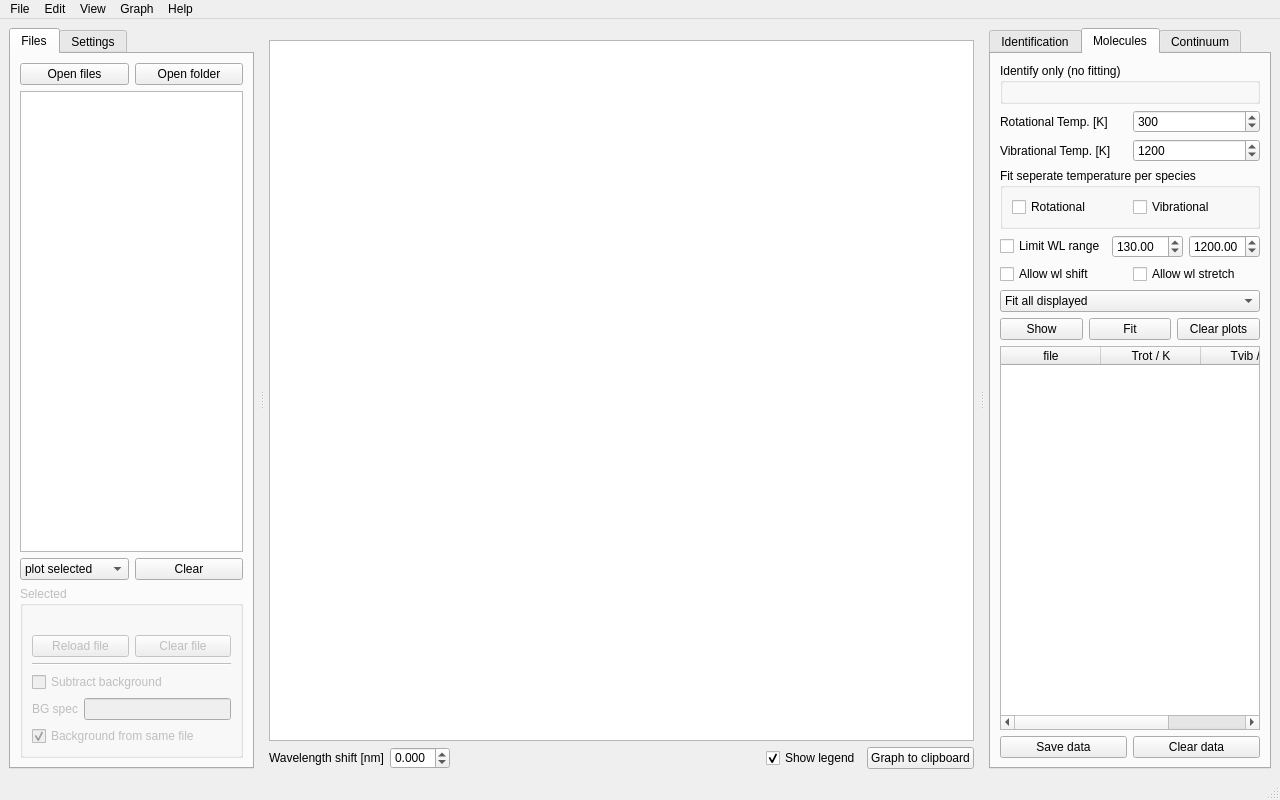
The window that OES_toolbox/ui/main.ui (Julian-Held/OES-toolbox) describes before a commit, drawn with Qt 5.
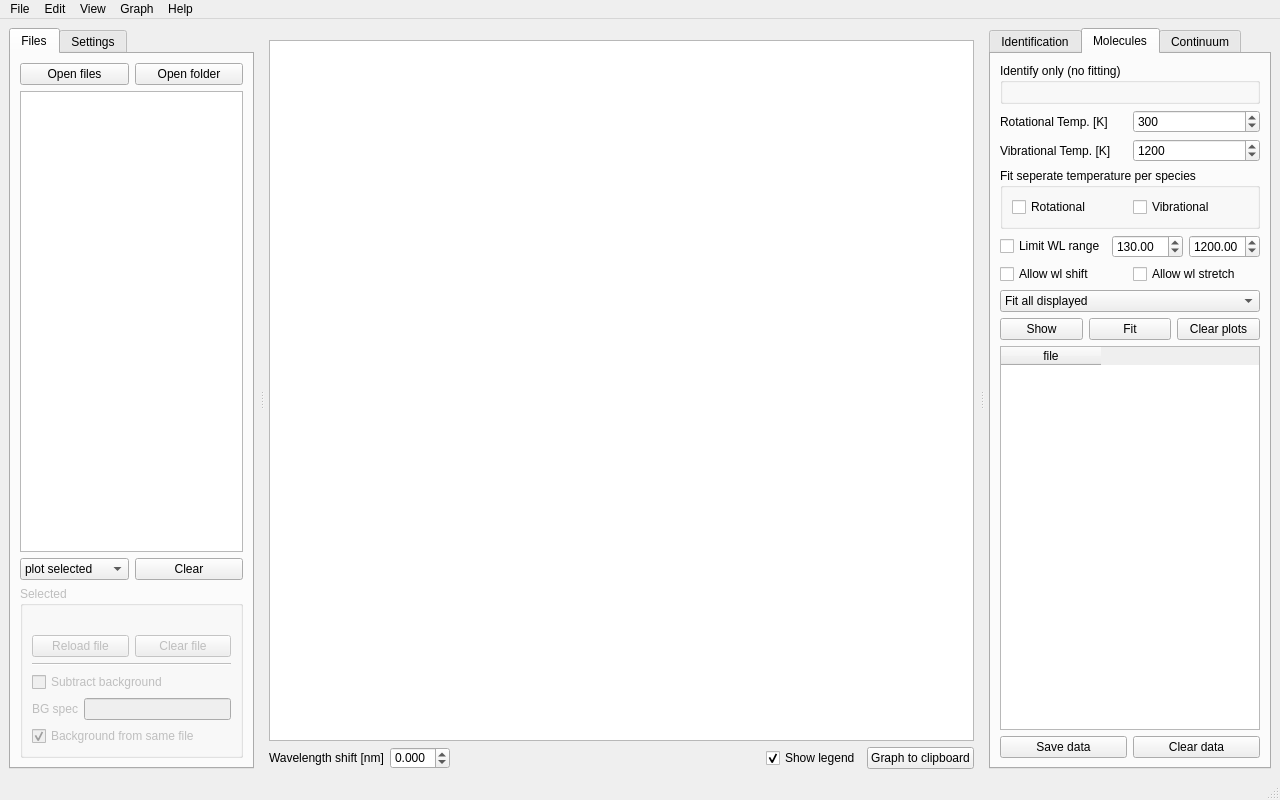
The same window after the commit. The open tabs and pages were chosen to show the change. Icons and pictures are not drawn. Custom widgets are drawn as their Qt base class.

Commit message: Remove the unused default columns for Trot/Tvib from ui file. Defer column name handling to the code rather than the Qt-designer file. Leave the 'file' column

Diff of the .ui file:
```diff
--- a/OES_toolbox/ui/main.ui
+++ b/OES_toolbox/ui/main.ui
@@ -994,16 +994,6 @@
              <string>file</string>
             </property>
            </column>
-           <column>
-            <property name="text">
-             <string>Trot / K</string>
-            </property>
-           </column>
-           <column>
-            <property name="text">
-             <string>Tvib / K</string>
-            </property>
-           </column>
           </widget>
          </item>
          <item>
```
